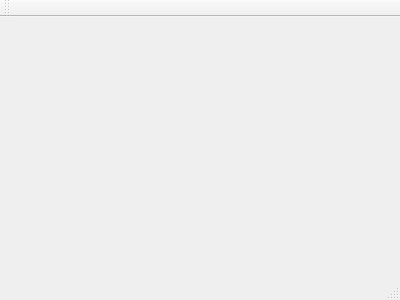
First picture: the form in server/mainwindow.ui, repository chendante/Network-homework, before the edit.
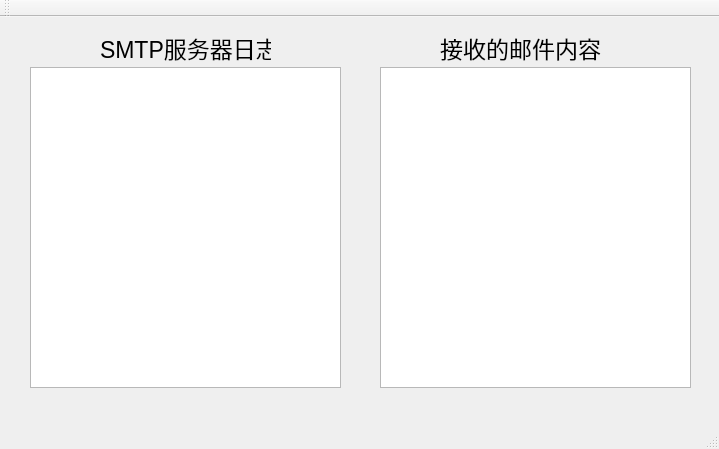
Second picture: the form after the edit.

Diff of the .ui file:
```diff
--- a/server/mainwindow.ui
+++ b/server/mainwindow.ui
@@ -1,24 +1,96 @@
 <ui version="4.0">
  <class>MainWindow</class>
- <widget class="QMainWindow" name="MainWindow" >
-  <property name="geometry" >
+ <widget class="QMainWindow" name="MainWindow">
+  <property name="geometry">
    <rect>
     <x>0</x>
     <y>0</y>
-    <width>400</width>
-    <height>300</height>
+    <width>719</width>
+    <height>449</height>
    </rect>
   </property>
   <property name="windowTitle" >
    <string>MainWindow</string>
   </property>
-  <widget class="QMenuBar" name="menuBar" />
-  <widget class="QToolBar" name="mainToolBar" />
-  <widget class="QWidget" name="centralWidget" />
-  <widget class="QStatusBar" name="statusBar" />
+  <widget class="QWidget" name="centralWidget">
+   <widget class="QTextEdit" name="textEdit">
+    <property name="geometry">
+     <rect>
+      <x>30</x>
+      <y>50</y>
+      <width>311</width>
+      <height>321</height>
+     </rect>
+    </property>
+   </widget>
+   <widget class="QTextEdit" name="textEdit_2">
+    <property name="geometry">
+     <rect>
+      <x>380</x>
+      <y>50</y>
+      <width>311</width>
+      <height>321</height>
+     </rect>
+    </property>
+   </widget>
+   <widget class="QLabel" name="label">
+    <property name="geometry">
+     <rect>
+      <x>100</x>
+      <y>10</y>
+      <width>171</width>
+      <height>41</height>
+     </rect>
+    </property>
+    <property name="font">
+     <font>
+      <pointsize>17</pointsize>
+     </font>
+    </property>
+    <property name="text">
+     <string>SMTP服务器日志</string>
+    </property>
+   </widget>
+   <widget class="QLabel" name="label_2">
+    <property name="geometry">
+     <rect>
+      <x>440</x>
+      <y>10</y>
+      <width>171</width>
+      <height>41</height>
+     </rect>
+    </property>
+    <property name="font">
+     <font>
+      <pointsize>17</pointsize>
+     </font>
+    </property>
+    <property name="text">
+     <string>接收的邮件内容</string>
+    </property>
+   </widget>
+  </widget>
+  <widget class="QMenuBar" name="menuBar">
+   <property name="geometry">
+    <rect>
+     <x>0</x>
+     <y>0</y>
+     <width>719</width>
+     <height>21</height>
+    </rect>
+   </property>
+  </widget>
+  <widget class="QToolBar" name="mainToolBar">
+   <attribute name="toolBarArea">
+    <enum>TopToolBarArea</enum>
+   </attribute>
+   <attribute name="toolBarBreak">
+    <bool>false</bool>
+   </attribute>
+  </widget>
+  <widget class="QStatusBar" name="statusBar"/>
  </widget>
- <layoutDefault spacing="6" margin="11" />
- <pixmapfunction></pixmapfunction>
+ <layoutdefault spacing="6" margin="11"/>
  <resources/>
  <connections/>
 </ui>
```
Left out of the diff: 3 changed lines with no effect on the pictures.
